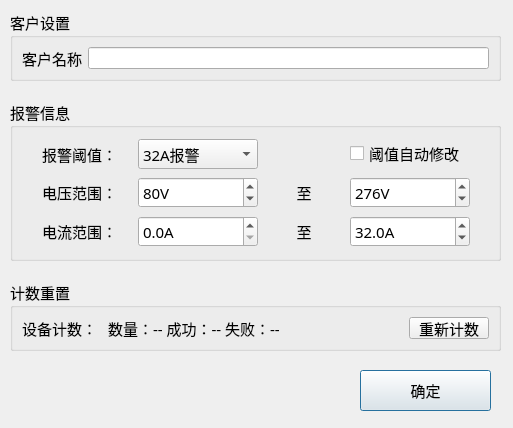
Above: MonitorPduTool/home/home_setdlg.ui from ChinaClever/PDU-MonitorTool before the change. Below: the same form after it.
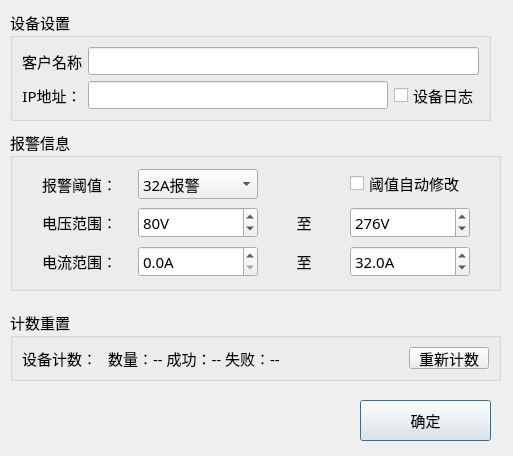
That is the form after the change.

Commit message: 增加网络设置功能

The edit to the form file:
```diff
--- a/MonitorPduTool/home/home_setdlg.ui
+++ b/MonitorPduTool/home/home_setdlg.ui
@@ -7,7 +7,7 @@
     <x>0</x>
     <y>0</y>
     <width>513</width>
-    <height>428</height>
+    <height>456</height>
    </rect>
   </property>
   <property name="font">
@@ -24,8 +24,8 @@
     <rect>
      <x>10</x>
      <y>10</y>
-     <width>491</width>
-     <height>71</height>
+     <width>481</width>
+     <height>111</height>
     </rect>
    </property>
    <property name="font">
@@ -35,7 +35,7 @@
     </font>
    </property>
    <property name="title">
-    <string>客户设置</string>
+    <string>设备设置</string>
    </property>
    <layout class="QGridLayout" name="gridLayout">
     <item row="0" column="0">
@@ -48,16 +48,36 @@
       </property>
      </widget>
     </item>
-    <item row="0" column="1">
+    <item row="0" column="1" colspan="2">
      <widget class="QLineEdit" name="userEdit"/>
     </item>
+    <item row="1" column="0">
+     <widget class="QLabel" name="label_18">
+      <property name="text">
+       <string>IP地址：</string>
+      </property>
+      <property name="alignment">
+       <set>Qt::AlignCenter</set>
+      </property>
+     </widget>
+    </item>
+    <item row="1" column="1">
+     <widget class="QLineEdit" name="ipEdit"/>
+    </item>
+    <item row="1" column="2">
+     <widget class="QCheckBox" name="logCheck">
+      <property name="text">
+       <string>设备日志</string>
+      </property>
+     </widget>
+    </item>
    </layout>
   </widget>
   <widget class="QGroupBox" name="groupBox_1">
    <property name="geometry">
     <rect>
      <x>10</x>
-     <y>100</y>
+     <y>130</y>
      <width>491</width>
      <height>161</height>
     </rect>
@@ -363,7 +383,7 @@
    <property name="geometry">
     <rect>
      <x>360</x>
-     <y>370</y>
+     <y>400</y>
      <width>131</width>
      <height>41</height>
     </rect>
@@ -382,7 +402,7 @@
    <property name="geometry">
     <rect>
      <x>10</x>
-     <y>280</y>
+     <y>310</y>
      <width>491</width>
      <height>71</height>
     </rect>
```
The commit also changes 17 other files.
